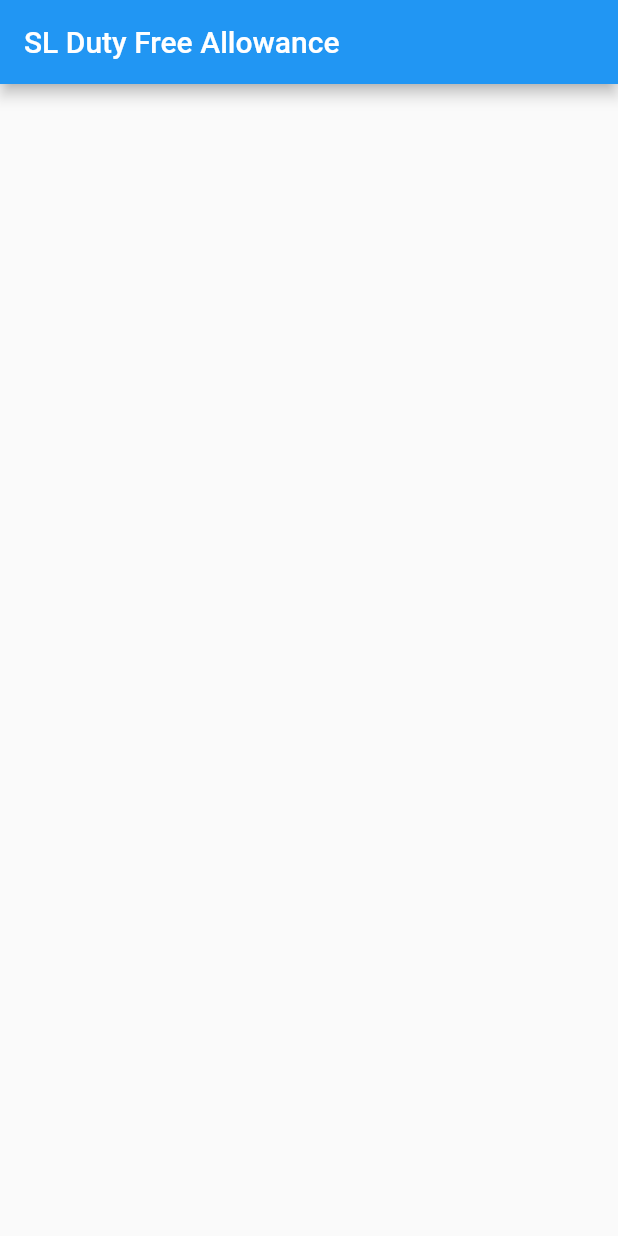
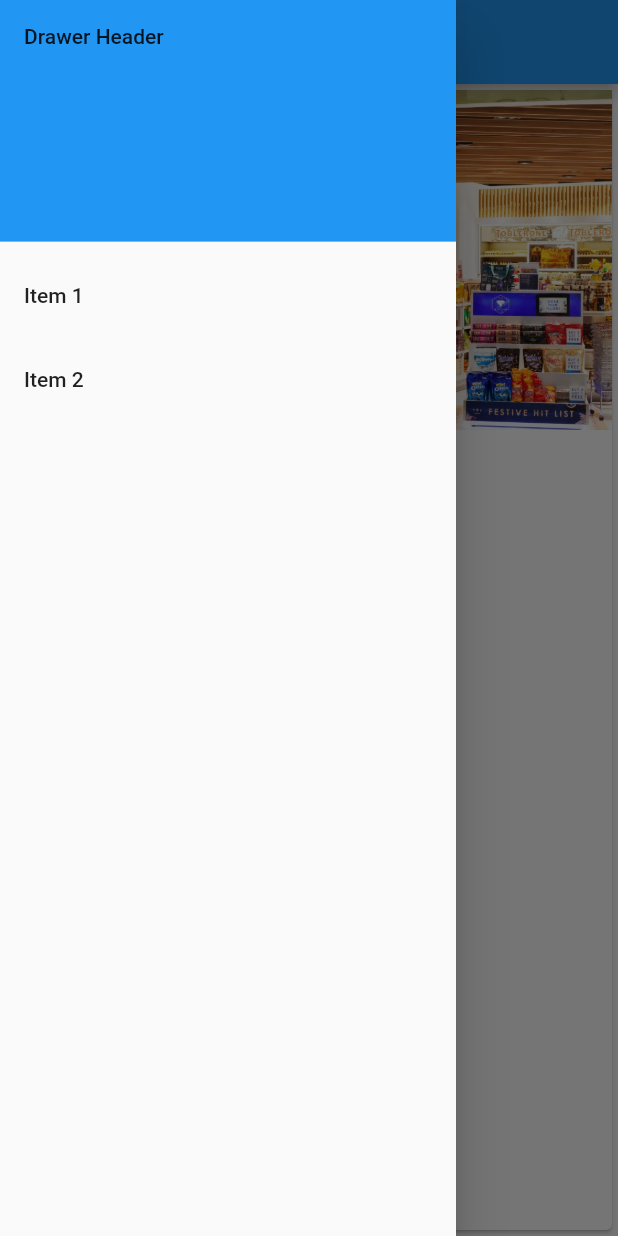
Before and after one commit to Atix28/DutyFreeAllowance, a Flutter app: the screen it shows after launch, with the side drawer open (before the commit the screen has no drawer), on a phone screen of 412 x 824 dp. Run offline on Flutter 3.47's test engine with Material 2 defaults, Android fonts, the phone set to English and light mode, and no system bars.

Commit message:
Added Drawer and the assest folder

```diff
--- a/dutyfree/lib/main.dart
+++ b/dutyfree/lib/main.dart
@@ -11,7 +11,45 @@ class App extends StatelessWidget {
         appBar: AppBar(
           title: Text('SL Duty Free Allowance'),
         ),
+        body: Card(child: Column(children: <Widget>[
+          Image.asset('assets/Dutyfree.webp'),
+          Text('Food Paradise')
+
+        ],
+        ),),
+        drawer: Drawer(
+          child: ListView(
+          // Important: Remove any padding from the ListView.
+          padding: EdgeInsets.zero,
+          children: <Widget>[
+            DrawerHeader(
+              child: Text('Drawer Header'),
+              decoration: BoxDecoration(
+                color: Colors.blue,
+              ),
+            ),
+            ListTile(
+              title: Text('Item 1'),
+              onTap: () {
+                // Update the state of the app
+                // ...
+                // Then close the drawer
+                Navigator.pop(context);
+              },
+            ),
+            ListTile(
+              title: Text('Item 2'),
+              onTap: () {
+                // Update the state of the app
+                // ...
+                // Then close the drawer
+                Navigator.pop(context);
+              },
+            ),
+          ],)
+        ),
       ),
     );
+
   }
 }
--- a/dutyfree/pubspec.yaml
+++ b/dutyfree/pubspec.yaml
@@ -41,8 +41,8 @@ flutter:
   uses-material-design: true
 
   # To add assets to your application, add an assets section, like this:
-  # assets:
-  #  - images/a_dot_burr.jpeg
+  assets:
+    - assets/Dutyfree.webp
   #  - images/a_dot_ham.jpeg
 
   # An image asset can refer to one or more resolution-specific "variants", see
```
Also changed, not shown: dutyfree/assets/Dutyfree.webp (added).
